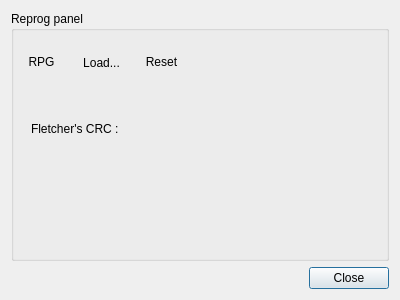
Above: ui/reprog.ui from garzol/wiflip before the change. Below: the same form after it.
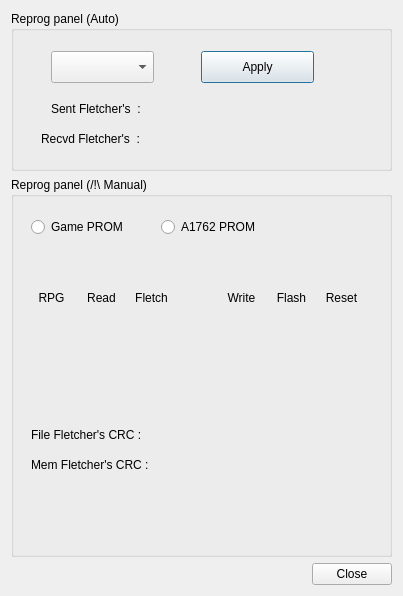
That is the form after the change.

Commit message: reprog enhancement

What changed in the file:
```diff
--- a/ui/reprog.ui
+++ b/ui/reprog.ui
@@ -6,24 +6,118 @@
    <rect>
     <x>0</x>
     <y>0</y>
-    <width>400</width>
-    <height>300</height>
+    <width>403</width>
+    <height>596</height>
    </rect>
   </property>
   <property name="windowTitle">
    <string>Reprog</string>
   </property>
   <layout class="QVBoxLayout" name="verticalLayout">
+   <item>
+    <widget class="QGroupBox" name="groupBox_2">
+     <property name="maximumSize">
+      <size>
+       <width>16777215</width>
+       <height>160</height>
+      </size>
+     </property>
+     <property name="title">
+      <string>Reprog panel (Auto)</string>
+     </property>
+     <widget class="QComboBox" name="comboBox">
+      <property name="geometry">
+       <rect>
+        <x>40</x>
+        <y>40</y>
+        <width>103</width>
+        <height>32</height>
+       </rect>
+      </property>
+     </widget>
+     <widget class="QPushButton" name="pushButton">
+      <property name="geometry">
+       <rect>
+        <x>190</x>
+        <y>40</y>
+        <width>113</width>
+        <height>32</height>
+       </rect>
+      </property>
+      <property name="text">
+       <string>Apply</string>
+      </property>
+     </widget>
+     <widget class="QLabel" name="label_5">
+      <property name="geometry">
+       <rect>
+        <x>40</x>
+        <y>90</y>
+        <width>121</width>
+        <height>16</height>
+       </rect>
+      </property>
+      <property name="text">
+       <string>Sent Fletcher's  :</string>
+      </property>
+     </widget>
+     <widget class="QLabel" name="label_6">
+      <property name="geometry">
+       <rect>
+        <x>30</x>
+        <y>120</y>
+        <width>121</width>
+        <height>16</height>
+       </rect>
+      </property>
+      <property name="text">
+       <string>Recvd Fletcher's  :</string>
+      </property>
+     </widget>
+     <widget class="QLabel" name="label_crc_ar">
+      <property name="geometry">
+       <rect>
+        <x>150</x>
+        <y>120</y>
+        <width>71</width>
+        <height>16</height>
+       </rect>
+      </property>
+      <property name="text">
+       <string/>
+      </property>
+      <property name="textInteractionFlags">
+       <set>Qt::LinksAccessibleByMouse|Qt::TextSelectableByKeyboard|Qt::TextSelectableByMouse</set>
+      </property>
+     </widget>
+     <widget class="QLabel" name="label_crc_as">
+      <property name="geometry">
+       <rect>
+        <x>150</x>
+        <y>90</y>
+        <width>71</width>
+        <height>16</height>
+       </rect>
+      </property>
+      <property name="text">
+       <string/>
+      </property>
+      <property name="textInteractionFlags">
+       <set>Qt::LinksAccessibleByMouse|Qt::TextSelectableByKeyboard|Qt::TextSelectableByMouse</set>
+      </property>
+     </widget>
+    </widget>
+   </item>
    <item>
     <widget class="QGroupBox" name="groupBox">
      <property name="title">
-      <string>Reprog panel</string>
+      <string>Reprog panel (/!\ Manual)</string>
      </property>
      <widget class="QToolButton" name="toolButton_reprog">
       <property name="geometry">
        <rect>
-        <x>10</x>
-        <y>30</y>
+        <x>20</x>
+        <y>100</y>
         <width>41</width>
         <height>41</height>
        </rect>
@@ -41,8 +135,8 @@
      <widget class="QToolButton" name="toolButton_reset_2">
       <property name="geometry">
        <rect>
-        <x>130</x>
-        <y>30</y>
+        <x>310</x>
+        <y>100</y>
         <width>41</width>
         <height>41</height>
        </rect>
@@ -60,14 +154,14 @@
      <widget class="QToolButton" name="toolButton_loadbin">
       <property name="geometry">
        <rect>
-        <x>70</x>
-        <y>31</y>
+        <x>210</x>
+        <y>100</y>
         <width>41</width>
         <height>41</height>
        </rect>
       </property>
       <property name="text">
-       <string>Load...</string>
+       <string>Write</string>
       </property>
       <property name="toolButtonStyle">
        <enum>Qt::ToolButtonTextUnderIcon</enum>
@@ -80,20 +174,20 @@
       <property name="geometry">
        <rect>
         <x>20</x>
-        <y>110</y>
-        <width>111</width>
+        <y>250</y>
+        <width>121</width>
         <height>16</height>
        </rect>
       </property>
       <property name="text">
-       <string>Fletcher's CRC :</string>
+       <string>File Fletcher's CRC :</string>
       </property>
      </widget>
      <widget class="QLabel" name="label_crc">
       <property name="geometry">
        <rect>
-        <x>130</x>
-        <y>110</y>
+        <x>150</x>
+        <y>250</y>
         <width>71</width>
         <height>16</height>
        </rect>
@@ -108,8 +202,8 @@
      <widget class="QLabel" name="label_error">
       <property name="geometry">
        <rect>
-        <x>20</x>
-        <y>150</y>
+        <x>10</x>
+        <y>180</y>
         <width>311</width>
         <height>41</height>
        </rect>
@@ -124,6 +218,134 @@
        <set>Qt::LinksAccessibleByMouse|Qt::TextSelectableByKeyboard|Qt::TextSelectableByMouse</set>
       </property>
      </widget>
+     <widget class="QRadioButton" name="radioButton">
+      <property name="geometry">
+       <rect>
+        <x>20</x>
+        <y>40</y>
+        <width>100</width>
+        <height>20</height>
+       </rect>
+      </property>
+      <property name="text">
+       <string>Game PROM</string>
+      </property>
+     </widget>
+     <widget class="QRadioButton" name="radioButton_2">
+      <property name="geometry">
+       <rect>
+        <x>150</x>
+        <y>40</y>
+        <width>100</width>
+        <height>20</height>
+       </rect>
+      </property>
+      <property name="text">
+       <string>A1762 PROM</string>
+      </property>
+     </widget>
+     <widget class="QToolButton" name="toolButton_fletcher">
+      <property name="geometry">
+       <rect>
+        <x>120</x>
+        <y>100</y>
+        <width>41</width>
+        <height>41</height>
+       </rect>
+      </property>
+      <property name="text">
+       <string>Fletch</string>
+      </property>
+      <property name="toolButtonStyle">
+       <enum>Qt::ToolButtonTextUnderIcon</enum>
+      </property>
+      <property name="autoRaise">
+       <bool>true</bool>
+      </property>
+     </widget>
+     <widget class="QToolButton" name="toolButton_read">
+      <property name="geometry">
+       <rect>
+        <x>70</x>
+        <y>100</y>
+        <width>41</width>
+        <height>41</height>
+       </rect>
+      </property>
+      <property name="text">
+       <string>Read</string>
+      </property>
+      <property name="toolButtonStyle">
+       <enum>Qt::ToolButtonTextUnderIcon</enum>
+      </property>
+      <property name="autoRaise">
+       <bool>true</bool>
+      </property>
+     </widget>
+     <widget class="QToolButton" name="toolButton_flash">
+      <property name="geometry">
+       <rect>
+        <x>260</x>
+        <y>100</y>
+        <width>41</width>
+        <height>41</height>
+       </rect>
+      </property>
+      <property name="text">
+       <string>Flash</string>
+      </property>
+      <property name="toolButtonStyle">
+       <enum>Qt::ToolButtonTextUnderIcon</enum>
+      </property>
+      <property name="autoRaise">
+       <bool>true</bool>
+      </property>
+     </widget>
+     <widget class="QLabel" name="label_2">
+      <property name="geometry">
+       <rect>
+        <x>20</x>
+        <y>280</y>
+        <width>121</width>
+        <height>16</height>
+       </rect>
+      </property>
+      <property name="text">
+       <string>Mem Fletcher's CRC :</string>
+      </property>
+     </widget>
+     <widget class="QLabel" name="label_crc_2">
+      <property name="geometry">
+       <rect>
+        <x>170</x>
+        <y>280</y>
+        <width>71</width>
+        <height>16</height>
+       </rect>
+      </property>
+      <property name="text">
+       <string/>
+      </property>
+      <property name="textInteractionFlags">
+       <set>Qt::LinksAccessibleByMouse|Qt::TextSelectableByKeyboard|Qt::TextSelectableByMouse</set>
+      </property>
+     </widget>
+     <widget class="QLabel" name="label_crc_3">
+      <property name="geometry">
+       <rect>
+        <x>150</x>
+        <y>280</y>
+        <width>71</width>
+        <height>16</height>
+       </rect>
+      </property>
+      <property name="text">
+       <string/>
+      </property>
+      <property name="textInteractionFlags">
+       <set>Qt::LinksAccessibleByMouse|Qt::TextSelectableByKeyboard|Qt::TextSelectableByMouse</set>
+      </property>
+     </widget>
     </widget>
    </item>
    <item>
```
Left out of the diff: 2 changed lines with no effect on the pictures. The commit also changes 2 other files.
